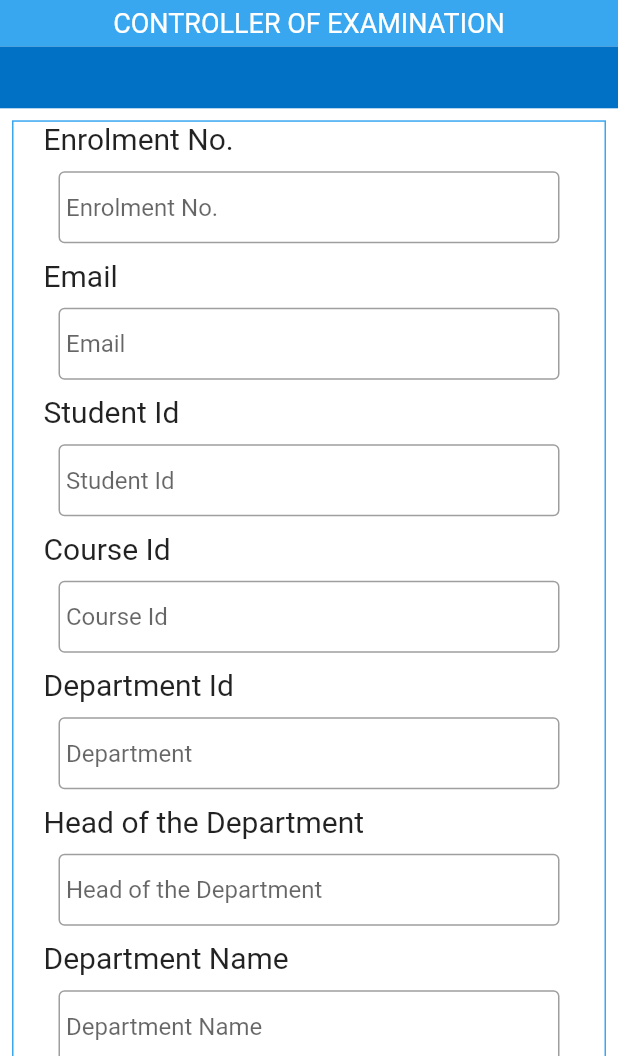
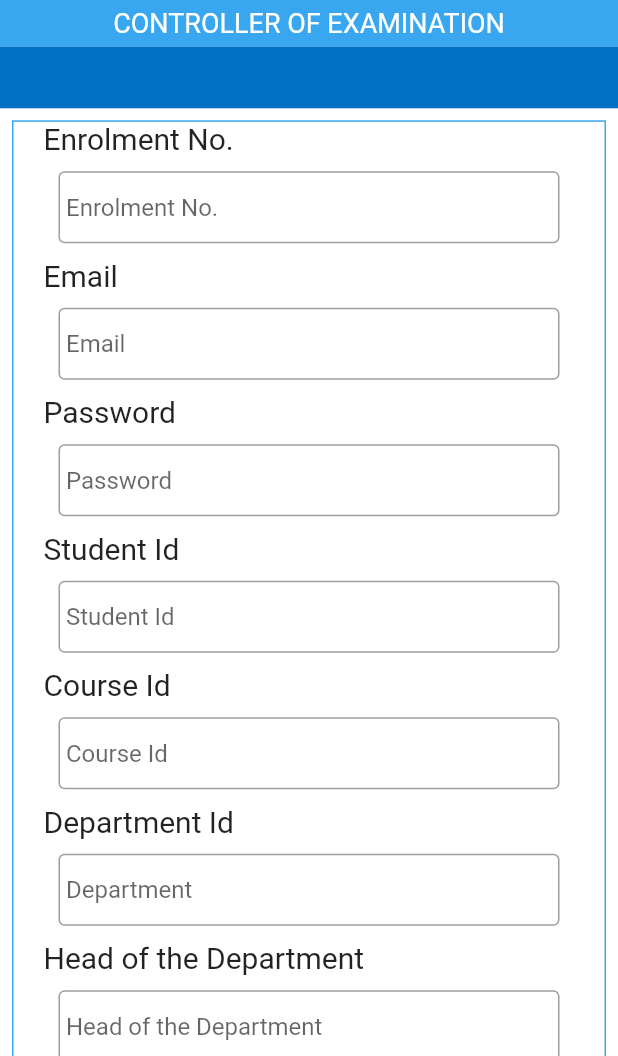
Before and after one commit to Muskan-Khan/Jamia-Students-Portal-App, a Flutter app: the screen it shows after launch, after a tap on "New Student Registration", on a phone screen of 412 x 824 dp, the part 180-1236 px from its top. Run offline on Flutter 3.47's test engine with Material 2 defaults, Android fonts, the phone set to English and light mode, and no system bars; missing offline and left inert: postgres.

Commit message:
Insertion and fetching of the data from same table implemented

```diff
--- a/students_portal/lib/Database/db_connections.dart
+++ b/students_portal/lib/Database/db_connections.dart
@@ -45,7 +45,7 @@ class DatabaseConnectivity {
   getAllColumns() {
     // print("Called getResults");
     return connection.query(
-        "SELECT btrim(enrolment),btrim(email),btrim(password),btrim(name) FROM studentscredentials"
+        "SELECT btrim(enrolment_no),btrim(email),btrim(password),btrim(name) FROM student"
         // ,
         // substitutionValues: {"aValue": 3}
         );
@@ -53,11 +53,10 @@ class DatabaseConnectivity {
 
   getResults() {
     // print("Called getResults");
-    return connection
-        .query("SELECT btrim(email),btrim(password) FROM studentscredentials"
-            // ,
-            // substitutionValues: {"aValue": 3}
-            );
+    return connection.query("SELECT btrim(email),btrim(password) FROM student"
+        // ,
+        // substitutionValues: {"aValue": 3}
+        );
   }
 
 // StudentData studentData
@@ -66,11 +65,13 @@ class DatabaseConnectivity {
       await connection!
           .transaction((PostgreSQLExecutionContext connection) async {
         newUserRegistration = await connection.query(
-          'INSERT into Student (enrolment_no, name, father_name, mother_name, dob, present_address, permanent_address, gender, blood_group, identification_mark, social_category, nationality, religion, date_year_of_admission, state_of_domicile, hosteller)'
-          'values(@enrolment_no, @name, @father_name, @mother_name, @dob, @present_address, @permanent_address, @gender, @blood_group, @identification_mark, @social_category, @nationality, @religion, @date_year_of_admission, @state_of_domicile, @hosteller)',
+          'INSERT into Student (enrolment_no,email, name,password, father_name, mother_name, dob, present_address, permanent_address, gender, blood_group, identification_mark, social_category, nationality, religion, date_year_of_admission, state_of_domicile, hosteller)'
+          'values(@enrolment_no,@email, @name, @password, @father_name, @mother_name, @dob, @present_address, @permanent_address, @gender, @blood_group, @identification_mark, @social_category, @nationality, @religion, @date_year_of_admission, @state_of_domicile, @hosteller)',
           substitutionValues: {
             'enrolment_no': studentData.userEnrolment,
+            'email': studentData.userEmail,
             'name': studentData.userStudentName,
+            'password': studentData.userPassword,
             'father_name': studentData.userFatherName,
             'mother_name': studentData.userMotherName,
             'dob': studentData.userDateOfBirth,
--- a/students_portal/lib/Database/x.dart
+++ b/students_portal/lib/Database/x.dart
@@ -5,7 +5,9 @@
 // CREATE TABLE IF NOT EXISTS public.student
 // (
 //     enrolment_no character varying(8) COLLATE pg_catalog."default" NOT NULL,
+//     email character varying(30) COLLATE pg_catalog."default" NOT NULL,
 //     name character varying(30) COLLATE pg_catalog."default" NOT NULL,
+//     password character varying(30) COLLATE pg_catalog."default" NOT NULL,
 //     father_name character varying(30) COLLATE pg_catalog."default" NOT NULL,
 //     mother_name character varying(30) COLLATE pg_catalog."default" NOT NULL,
 //     dob character varying(30) COLLATE pg_catalog."default" NOT NULL,
--- a/students_portal/lib/internal_screens/registration.dart
+++ b/students_portal/lib/internal_screens/registration.dart
@@ -119,6 +119,22 @@ class RegistrationForm extends StatelessWidget {
                                   decoration: const InputDecoration(
                                       border: OutlineInputBorder(),
                                       hintText: "Email",
+                                      contentPadding:
+                                          EdgeInsets.fromLTRB(5, 1, 5, 1)),
+                                )),
+                            const Text(
+                              "Password",
+                              textAlign: TextAlign.left,
+                              style: TextStyle(fontSize: 20),
+                            ),
+                            Padding(
+                                padding: const EdgeInsets.all(10.0),
+                                child: TextFormField(
+                                  // validator: null,
+                                  controller: userPassword,
+                                  decoration: const InputDecoration(
+                                      border: OutlineInputBorder(),
+                                      hintText: "Password",
                                       contentPadding:
                                           EdgeInsets.fromLTRB(5, 1, 5, 1)),
                                 )),
```
